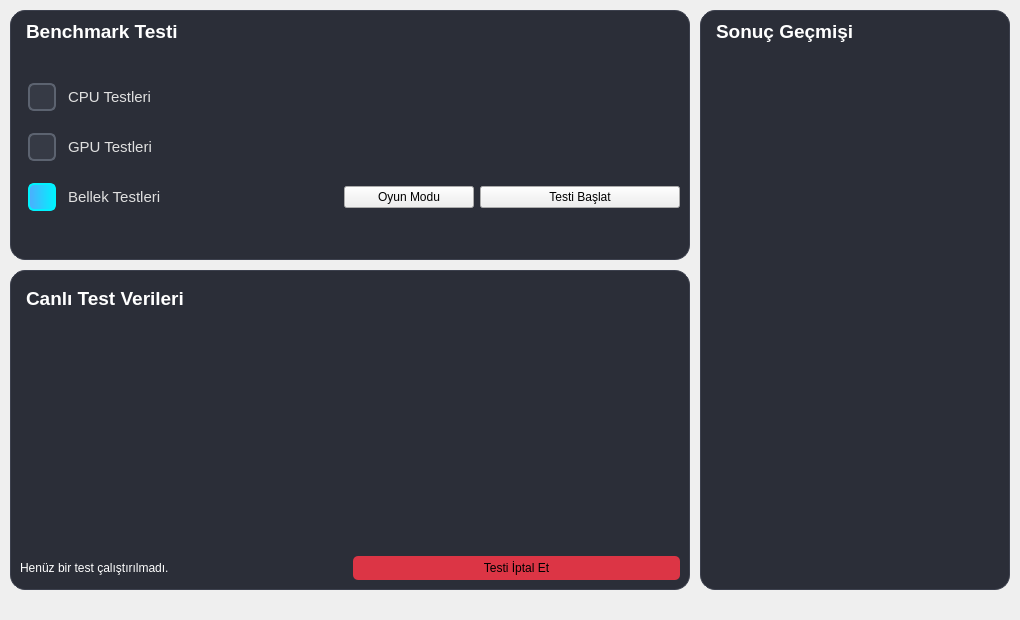
This is Widgets/Benchmark/benchmarkwidget.ui in pSado14/Techbench_ as Qt 5 draws it before an edit. The edited form follows.
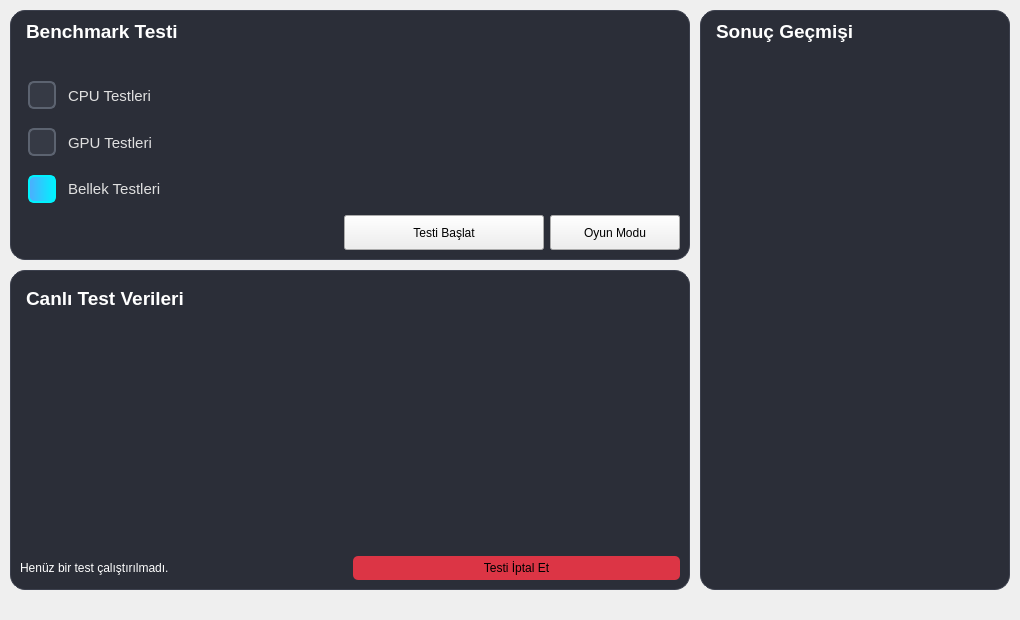
This is the edited form.

```diff
--- a/Widgets/Benchmark/benchmarkwidget.ui
+++ b/Widgets/Benchmark/benchmarkwidget.ui
@@ -101,8 +101,6 @@
           </widget>
          </item>
          <item>
-          <layout class="QHBoxLayout" name="horizontalLayout_bellek_row">
-           <item>
             <widget class="QCheckBox" name="bellek_testi_cb">
              <property name="text">
               <string>Bellek Testleri</string>
@@ -113,7 +111,9 @@
             </widget>
            </item>
            <item>
-            <spacer name="horizontalSpacer_bellek">
+          <layout class="QHBoxLayout" name="horizontalLayout_butonlar">
+           <item>
+            <spacer name="horizontalSpacer_butonlar">
              <property name="orientation">
               <enum>Qt::Horizontal</enum>
              </property>
@@ -125,25 +125,6 @@
              </property>
             </spacer>
            </item>
-           <item>
-            <widget class="QPushButton" name="oyun_modu_buton">
-             <property name="sizePolicy">
-              <sizepolicy hsizetype="Fixed" vsizetype="Fixed">
-               <horstretch>0</horstretch>
-               <verstretch>0</verstretch>
-              </sizepolicy>
-             </property>
-             <property name="minimumSize">
-              <size>
-               <width>130</width>
-               <height>0</height>
-              </size>
-             </property>
-             <property name="text">
-              <string>Oyun Modu</string>
-             </property>
-            </widget>
-           </item>
            <item>
             <widget class="QPushButton" name="testi_baslat_buton">
              <property name="sizePolicy">
@@ -155,7 +136,13 @@
              <property name="minimumSize">
               <size>
                <width>200</width>
-               <height>0</height>
+               <height>35</height>
+              </size>
+             </property>
+             <property name="maximumSize">
+              <size>
+               <width>200</width>
+               <height>35</height>
               </size>
              </property>
              <property name="text">
@@ -163,6 +150,31 @@
              </property>
             </widget>
            </item>
+           <item>
+            <widget class="QPushButton" name="oyun_modu_buton">
+             <property name="sizePolicy">
+              <sizepolicy hsizetype="Fixed" vsizetype="Fixed">
+               <horstretch>0</horstretch>
+               <verstretch>0</verstretch>
+              </sizepolicy>
+             </property>
+             <property name="minimumSize">
+              <size>
+               <width>130</width>
+               <height>35</height>
+              </size>
+             </property>
+             <property name="maximumSize">
+              <size>
+               <width>130</width>
+               <height>35</height>
+              </size>
+             </property>
+             <property name="text">
+              <string>Oyun Modu</string>
+             </property>
+            </widget>
+           </item>
           </layout>
          </item>
         </layout>
```
Lines whose indentation alone changed are shown as unchanged.
